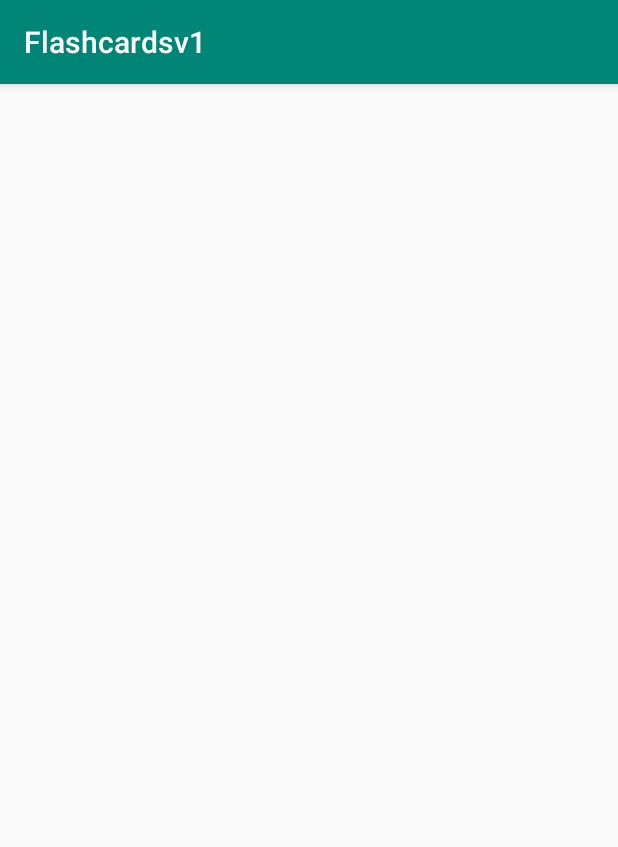
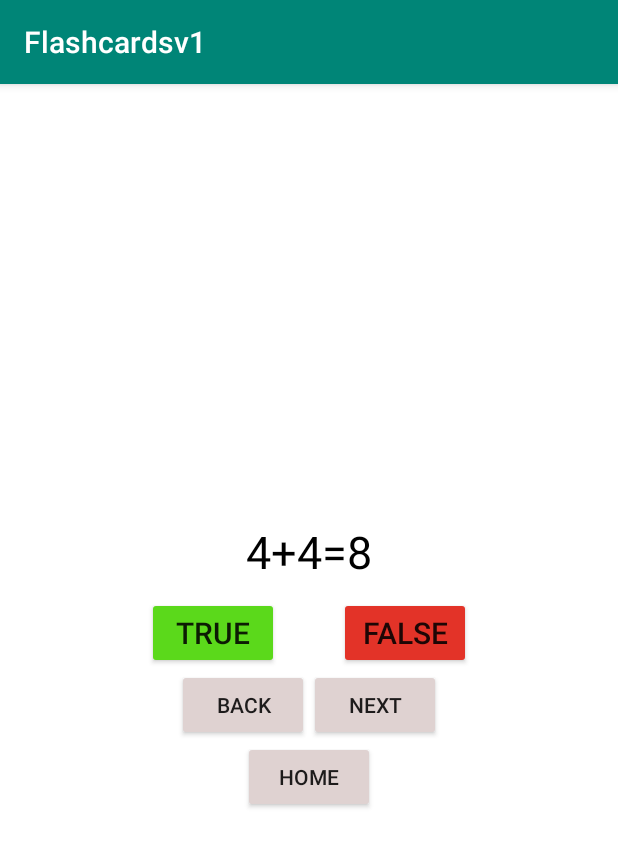
Before and after one commit to Kevin-Salva/SimpleFlashCards, an Android app: the Topic1 screen opened directly, with no data from a screen before it, on a phone screen of 412 x 824 dp. Shown: the top 847 px of the screen. Run offline under Robolectric (Android 15) with nearby library versions, the phone set to English and light mode, and no system bars.

Commit message:
added topic1 and questions.java

```diff
--- /dev/null
+++ b/app/src/main/java/com/example/simplefinalflashcard/Question.java
@@ -0,0 +1,33 @@
+package com.example.simplefinalflashcard;
+
+public class Question {
+    private int answerResId;
+
+    private boolean answerTrue;
+
+    public Question(int answerResId, boolean answerTrue)
+    {
+        this.answerResId = answerResId;
+        this.answerTrue = answerTrue;
+    }
+
+    public int getAnswerResId()
+    {
+        return answerResId;
+    }
+
+    public void setAnswerResId(int answerResId)
+    {
+        this.answerResId = answerResId;
+    }
+
+    public boolean isAnswerTrue()
+    {
+        return answerTrue;
+    }
+
+    public void setAnswerTrue(boolean answerTrue)
+    {
+        this.answerTrue = answerTrue;
+    }
+}
--- a/app/src/main/java/com/example/simplefinalflashcard/Topic1.java
+++ b/app/src/main/java/com/example/simplefinalflashcard/Topic1.java
@@ -1,14 +1,150 @@
 package com.example.simplefinalflashcard;
 
+import android.content.Intent;
+import android.os.Bundle;
+import android.util.Log;
+import android.view.View;
+import android.widget.Button;
+import android.widget.TextView;
+import android.widget.Toast;
 import androidx.appcompat.app.AppCompatActivity;
 
-import android.os.Bundle;
+public class Topic1 extends AppCompatActivity
+        implements View.OnClickListener {
 
-public class Topic1 extends AppCompatActivity {
+    private Button falseButton;
+    private Button trueButton;
+    private Button nextButton;
+    private Button prevButton;
+    private TextView questionTextView;
+    private int correct = 0;
+    Button buttonhome;
+
+    private int currentQuestionIndex = 0;
+
+    private Question[] questionBank = new Question[] {
+
+            new Question(R.string.b, true),
+            new Question(R.string.c, true),
+            new Question(R.string.d, false),
+            new Question(R.string.e, true),
+
+
+    };
 
     @Override
-    protected void onCreate(Bundle savedInstanceState) {
+    protected void onCreate(Bundle savedInstanceState)
+    {
         super.onCreate(savedInstanceState);
         setContentView(R.layout.activity_topic1);
+
+        buttonhome = (Button) findViewById(R.id.home_button);
+        buttonhome.setOnClickListener(new View.OnClickListener() {
+            @Override
+            public void onClick(View v) {
+                Intent intent = new Intent(Topic1.this, MainActivity.class);
+                startActivity(intent);
+            }
+        });
+        falseButton = findViewById(R.id.false_button);
+        trueButton = findViewById(R.id.true_button);
+        nextButton = findViewById(R.id.next_button);
+        prevButton = findViewById(R.id.prev_button);
+
+        questionTextView
+                = findViewById(R.id.answer_text_view);
+        falseButton.setOnClickListener(this);
+        trueButton.setOnClickListener(this);
+        nextButton.setOnClickListener(this);
+        prevButton.setOnClickListener(this);
+    }
+
+
+    @Override
+    public void onClick(View v)
+    {
+
+        switch (v.getId()) {
+            case R.id.false_button:
+                checkAnswer(false);
+                break;
+
+            case R.id.true_button:
+                checkAnswer(true);
+                break;
+
+            case R.id.next_button:
+
+                if (currentQuestionIndex < 5) {
+                    currentQuestionIndex
+                            = currentQuestionIndex + 1;
+
+                    if (currentQuestionIndex == 4) {
+                        questionTextView.setText(getString(
+                                R.string.correct, correct));
+                        nextButton.setVisibility(
+                                View.INVISIBLE);
+                        prevButton.setVisibility(
+                                View.INVISIBLE);
+                        trueButton.setVisibility(
+                                View.INVISIBLE);
+                        falseButton.setVisibility(
+                                View.INVISIBLE);
+                        if (correct > 2)
+
+                            questionTextView.setText(
+                                    "SCORE: " + correct
+                                            + " "
+                                            + "OUT OF 4");
+
+                        else;
+                    }
+                    else {
+                        updateQuestion();
+                    }
+                }
+
+                break;
+            case R.id.prev_button:
+                if (currentQuestionIndex > 0) {
+                    currentQuestionIndex
+                            = (currentQuestionIndex - 1)
+                            % questionBank.length;
+                    updateQuestion();
+                }
+        }
+    }
+
+    private void updateQuestion()
+    {
+        Log.d("Current",
+                "onClick: " + currentQuestionIndex);
+
+        questionTextView.setText(
+                questionBank[currentQuestionIndex]
+                        .getAnswerResId());
+
+    }
+    private void checkAnswer(boolean userChooseCorrect)
+    {
+        boolean answerIsTrue
+                = questionBank[currentQuestionIndex]
+                .isAnswerTrue();
+
+        int toastMessageId;
+
+        if (userChooseCorrect == answerIsTrue) {
+            toastMessageId = R.string.correct_answer;
+            correct++;
+        }
+        else {
+
+            toastMessageId = R.string.wrong_answer;
+        }
+
+        Toast
+                .makeText(Topic1.this, toastMessageId,
+                        Toast.LENGTH_SHORT)
+                .show();
     }
 }
--- a/app/src/main/res/layout/activity_topic1.xml
+++ b/app/src/main/res/layout/activity_topic1.xml
@@ -1,9 +1,76 @@
-<?xml version="1.0" encoding="utf-8"?>
-<androidx.constraintlayout.widget.ConstraintLayout xmlns:android="http://schemas.android.com/apk/res/android"
+<LinearLayout xmlns:android="http://schemas.android.com/apk/res/android"
     xmlns:app="http://schemas.android.com/apk/res-auto"
     xmlns:tools="http://schemas.android.com/tools"
     android:layout_width="match_parent"
+    android:background="#FFFFFF"
     android:layout_height="match_parent"
+    android:orientation="vertical"
+    android:gravity="center"
     tools:context=".Topic1">
 
-</androidx.constraintlayout.widget.ConstraintLayout>
+    <TextView
+        android:id="@+id/answer_text_view"
+        android:layout_width="wrap_content"
+        android:layout_height="wrap_content"
+        android:padding="10dp"
+        android:text="4+4=8"
+        android:textColor="@android:color/black"
+        android:textSize="30sp" />
+
+    <LinearLayout
+        android:layout_width="wrap_content"
+        android:layout_height="wrap_content">
+
+        <Button
+            android:id="@+id/true_button"
+            android:layout_marginRight="20dp"
+            android:backgroundTint="#5BD91B"
+            android:layout_width="wrap_content"
+            android:layout_height="wrap_content"
+            android:textSize="20sp"
+            android:text="true" />
+
+        <Button
+            android:id="@+id/false_button"
+            android:layout_marginLeft="20dp"
+            android:layout_width="wrap_content"
+            android:backgroundTint="#E33328"
+            android:layout_height="wrap_content"
+            android:textSize="20sp"
+            android:text="false" />
+
+    </LinearLayout>
+
+    <LinearLayout
+        android:layout_width="wrap_content"
+        android:layout_height="wrap_content">
+
+        <Button
+            android:id="@+id/prev_button"
+            android:layout_width="wrap_content"
+            android:layout_height="wrap_content"
+            android:backgroundTint="#DFD2D1"
+            android:text="back" />
+
+        <Button
+            android:id="@+id/next_button"
+            android:layout_width="wrap_content"
+            android:layout_height="wrap_content"
+            android:backgroundTint="#DFD2D1"
+            android:text="next" />
+
+    </LinearLayout>
+    <LinearLayout
+        android:layout_width="wrap_content"
+        android:layout_height="wrap_content">
+
+        <Button
+            android:id="@+id/home_button"
+            android:layout_width="wrap_content"
+            android:layout_height="wrap_content"
+            android:backgroundTint="#DFD2D1"
+            android:text="home" />
+
+    </LinearLayout>
+
+</LinearLayout>
--- a/app/src/main/res/values/strings.xml
+++ b/app/src/main/res/values/strings.xml
@@ -7,6 +7,10 @@
     <string name="correct_answer">That\'s correct</string>
     <string name="wrong_answer">That\'s incorrect</string>
 
+    <string name="b">4+4=8</string>
+    <string name="c">4*4=16</string>
+    <string name="d">4/4=2</string>
+    <string name="e">4-4=0 </string>
 
     <string name="next_text">next</string>
     <string name="prev_text">previous</string>
```
